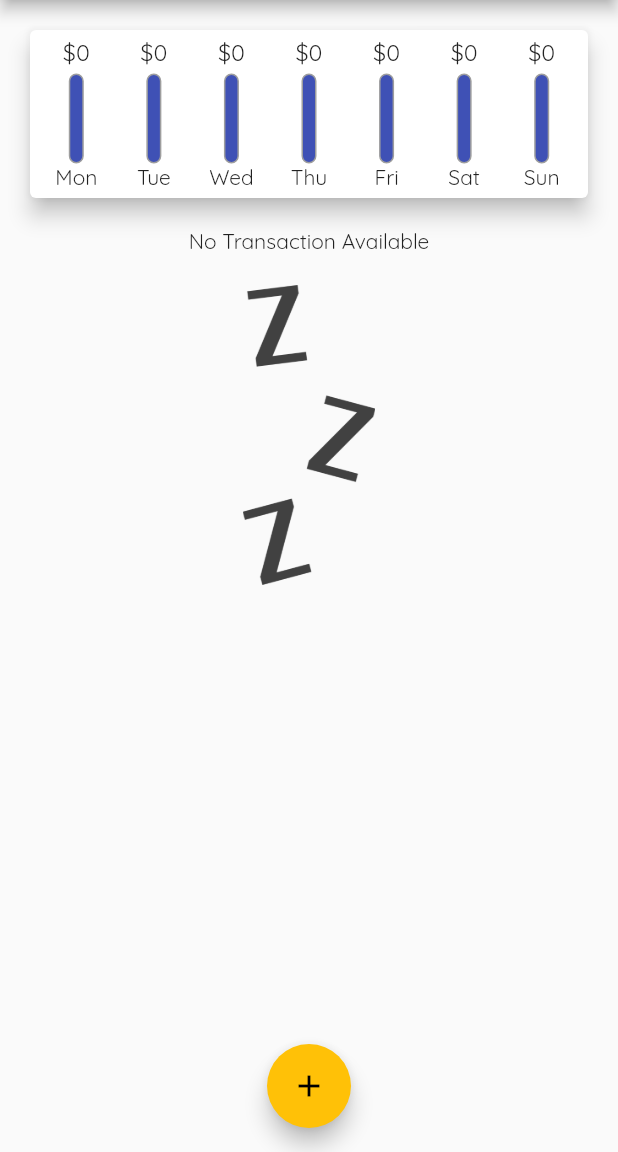
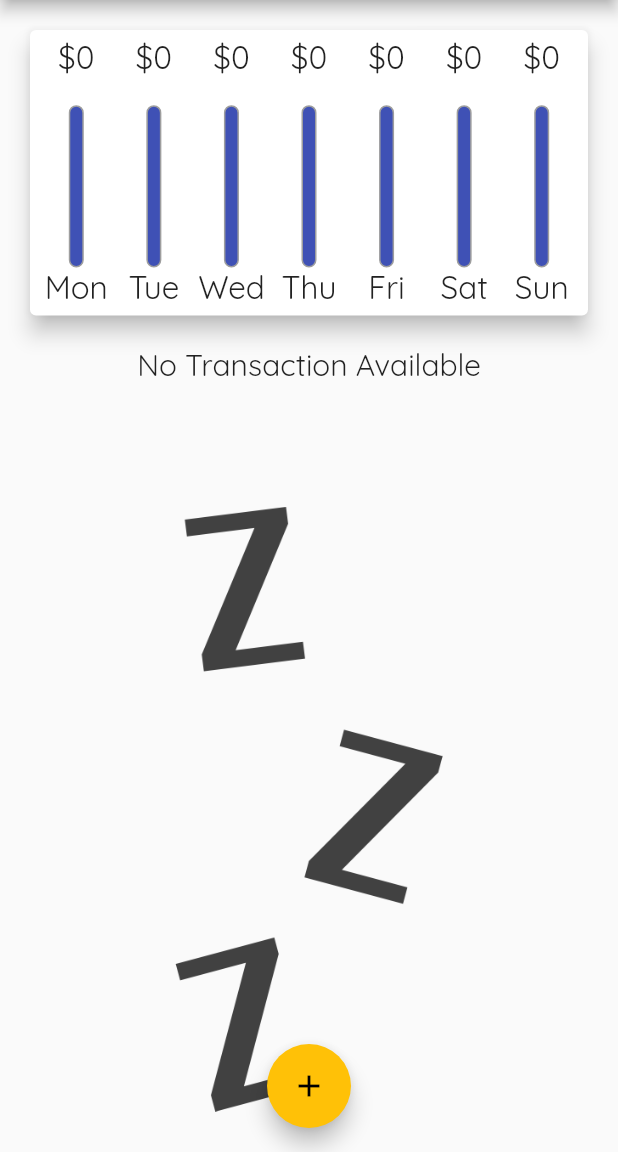
Before and after one commit to gauravmb/FlutterExpensesApp, a Flutter app: the screen it shows after launch, on a phone screen of 412 x 824 dp, the part 84-1236 px from its top. Run offline on Flutter 3.47's test engine with Material 2 defaults, Android fonts, the phone set to English and light mode, and no system bars.

Commit message:
Completed Expense App

```diff
--- a/expenses_manager/lib/main.dart
+++ b/expenses_manager/lib/main.dart
@@ -1,11 +1,18 @@
+import 'dart:io';
 import 'package:expenses_manager/widgets/new_transaction.dart';
 import 'package:flutter/material.dart';
+import 'package:flutter/services.dart';
 import 'models/transaction.dart';
-import './widgets/user_transaction.dart';
 import './widgets/transaction_list.dart';
 import './widgets/chart.dart';
+import 'package:flutter/cupertino.dart';
 
 void main() {
+  // WidgetsFlutterBinding.ensureInitialized();
+  // SystemChrome.setPreferredOrientations([
+  //   DeviceOrientation.portraitUp,
+  //   DeviceOrientation.portraitDown,
+  // ]);
   runApp(const MyApp());
 }
 
@@ -60,6 +67,7 @@ class MyHomePage extends StatefulWidget {
 
 class _MyHomePageState extends State<MyHomePage> {
   final List<Transaction> _userTransaction = [];
+  bool showChart = false;
 
   List<Transaction> get _recentTransactions {
     return _userTransaction.where((tx) {
@@ -102,14 +110,17 @@ class _MyHomePageState extends State<MyHomePage> {
 
   @override
   Widget build(BuildContext context) {
-    // This method is rerun every time setState is called, for instance as done
-    // by the _incrementCounter method above.
-    //
-    // The Flutter framework has been optimized to make rerunning build methods
-    // fast, so that you can just rebuild anything that needs updating rather
-    // than having to individually change instances of widgets.
-    return Scaffold(
-      appBar: AppBar(
+    final isLandscape =
+        MediaQuery.of(context).orientation == Orientation.landscape;
+    final PreferredSizeWidget appBar = Platform.isIOS
+        ? CupertinoNavigationBar(
+            middle: Text("Personal Expences"),
+            trailing: GestureDetector(
+              child: Icon(CupertinoIcons.add),
+              onTap: () => _startNewTransaction(context),
+            ),
+          )
+        : AppBar(
             // Here we take the value from the MyHomePage object that was created by
             // the App.build method, and use it to set our appbar title.
             title: Text(widget.title),
@@ -118,24 +129,80 @@ class _MyHomePageState extends State<MyHomePage> {
                   onPressed: () => _startNewTransaction(context),
                   icon: Icon(Icons.add))
             ],
+          ) as PreferredSizeWidget;
+    final mediaQuery = MediaQuery.of(context);
+    // This method is rerun every time setState is called, for instance as done
+    // by the _incrementCounter method above.
+    //
+    // The Flutter framework has been optimized to make rerunning build methodsxs
+    // fast, so that you can just rebuild anything that needs updating rather
+    // than having to individually change instances of widgets.
+
+    final txListTransaction = Container(
+      height: (mediaQuery.size.height -
+              appBar.preferredSize.height -
+              mediaQuery.padding.top) *
+          0.7,
+      child: TransationList(
+        transactions: _userTransaction,
+        deleteHandler: deleteTransaction,
       ),
-      body: Column(
+    );
+
+    final txChart = Container(
+      height: (mediaQuery.size.height -
+              appBar.preferredSize.height -
+              mediaQuery.padding.top) *
+          (isLandscape ? 0.7 : 0.3),
+      child: Chart(
+        recentTransactions: _recentTransactions,
+      ),
+    );
+
+    final pageBody = SafeArea(
+        child: SingleChildScrollView(
+      child: Column(
         mainAxisAlignment: MainAxisAlignment.start,
         crossAxisAlignment: CrossAxisAlignment.stretch,
         children: [
-          Container(
-            child: Chart(
-              recentTransactions: _recentTransactions,
+          if (isLandscape)
+            Row(
+              mainAxisAlignment: MainAxisAlignment.center,
+              children: [
+                Text(
+                  "Show Chart",
+                  style: Theme.of(context).textTheme.titleLarge,
                 ),
-          ),
-          TransationList(
-            transactions: _userTransaction,
-            deleteHandler: deleteTransaction,
+                Switch.adaptive(
+                  value: showChart,
+                  onChanged: (value) {
+                    setState(() {
+                      showChart = value;
+                    });
+                  },
                 ),
               ],
             ),
-      floatingActionButtonLocation: FloatingActionButtonLocation.centerFloat,
-      floatingActionButton: FloatingActionButton(
+          if (isLandscape) showChart ? txChart : txListTransaction,
+          if (!isLandscape) txChart,
+          if (!isLandscape) txListTransaction,
+        ],
+      ),
+    ));
+
+    return Platform.isIOS
+        ? CupertinoPageScaffold(
+            child: pageBody,
+            navigationBar: appBar as ObstructingPreferredSizeWidget,
+          )
+        : Scaffold(
+            appBar: appBar,
+            body: pageBody,
+            floatingActionButtonLocation:
+                FloatingActionButtonLocation.centerFloat,
+            floatingActionButton: Platform.isIOS
+                ? Container()
+                : FloatingActionButton(
                     child: Icon(Icons.add),
                     onPressed: () => _startNewTransaction(context),
                   ),
--- a/expenses_manager/lib/widgets/chart_bar.dart
+++ b/expenses_manager/lib/widgets/chart_bar.dart
@@ -1,5 +1,6 @@
 import 'package:expenses_manager/widgets/chart.dart';
 import 'package:flutter/material.dart';
+import 'package:flutter/rendering.dart';
 
 class ChartBar extends StatelessWidget {
   final String label;
@@ -14,20 +15,21 @@ class ChartBar extends StatelessWidget {
 
   @override
   Widget build(BuildContext context) {
+    return LayoutBuilder(builder: (context, constraints) {
       return Column(
         children: [
           Container(
-          height: 20,
+            height: constraints.maxHeight * 0.15,
             child: FittedBox(
                 child: Text(
               '\$${spendingAmount.toStringAsFixed(0)}',
             )),
           ),
           SizedBox(
-          height: 4,
+            height: constraints.maxHeight * 0.1,
           ),
           Container(
-          height: 60,
+            height: constraints.maxHeight * 0.6,
             width: 10,
             child: Stack(
               children: [
@@ -48,8 +50,12 @@ class ChartBar extends StatelessWidget {
               ],
             ),
           ),
-        Text(label)
+          Container(
+            height: constraints.maxHeight * 0.15,
+            child: FittedBox(child: Text(label)),
+          )
         ],
       );
+    });
   }
 }
--- a/expenses_manager/lib/widgets/new_transaction.dart
+++ b/expenses_manager/lib/widgets/new_transaction.dart
@@ -40,10 +40,15 @@ class _NewTransactionState extends State<NewTransaction> {
 
   @override
   Widget build(BuildContext context) {
-    return Card(
+    return SingleChildScrollView(
+        child: Card(
             elevation: 5,
             child: Container(
-          padding: EdgeInsets.all(10),
+              padding: EdgeInsets.only(
+                  top: 10,
+                  left: 10,
+                  right: 10,
+                  bottom: MediaQuery.of(context).viewInsets.bottom + 10),
               child: Column(
                 crossAxisAlignment: CrossAxisAlignment.end,
                 children: [
@@ -92,6 +97,6 @@ class _NewTransactionState extends State<NewTransaction> {
                   )
                 ],
               ),
-        ));
+            )));
   }
 }
--- a/expenses_manager/lib/widgets/transaction_list.dart
+++ b/expenses_manager/lib/widgets/transaction_list.dart
@@ -10,21 +10,29 @@ class TransationList extends StatelessWidget {
 
   @override
   Widget build(BuildContext context) {
-    return Container(
-      height: 300,
-      child: transactions.isEmpty
+    return LayoutBuilder(builder: (context, constraints) {
+      return transactions.isEmpty
           ? Column(
               children: [
-                Text("No Transaction Available"),
+                Container(
+                  height: constraints.maxHeight * 0.15,
+                  child: Text(
+                    "No Transaction Available",
+                    style: Theme.of(context).textTheme.titleLarge,
+                  ),
+                ),
                 SizedBox(
-                  height: 20,
+                  height: constraints.maxHeight * 0.05,
                 ),
                 Container(
-                  height: 200,
+                  height: constraints.maxHeight * 0.75,
                   child: Image.asset(
                     'assets/images/waiting.png',
                     fit: BoxFit.cover,
                   ),
+                ),
+                SizedBox(
+                  height: constraints.maxHeight * 0.05,
                 ),
               ],
             )
@@ -46,7 +54,16 @@ class TransationList extends StatelessWidget {
                       subtitle: Text(DateFormat.yMMMd().format(
                         transactions[index].date,
                       )),
-                      trailing: IconButton(
+                      trailing: MediaQuery.of(context).size.width >= 460
+                          ? FlatButton.icon(
+                              onPressed: () {
+                                deleteHandler(transactions[index].id);
+                              },
+                              color: Theme.of(context).errorColor,
+                              icon: Icon(Icons.delete),
+                              label: Text("Delete"),
+                            )
+                          : IconButton(
                               icon: Icon(Icons.delete),
                               color: Theme.of(context).errorColor,
                               onPressed: () {
@@ -54,8 +71,7 @@ class TransationList extends StatelessWidget {
                               },
                             ),
                     ));
-              },
-            ),
-    );
+              });
+    });
   }
 }
```
Also changed, not shown: 3 other files. Lines whose indentation alone changed are shown as unchanged.
